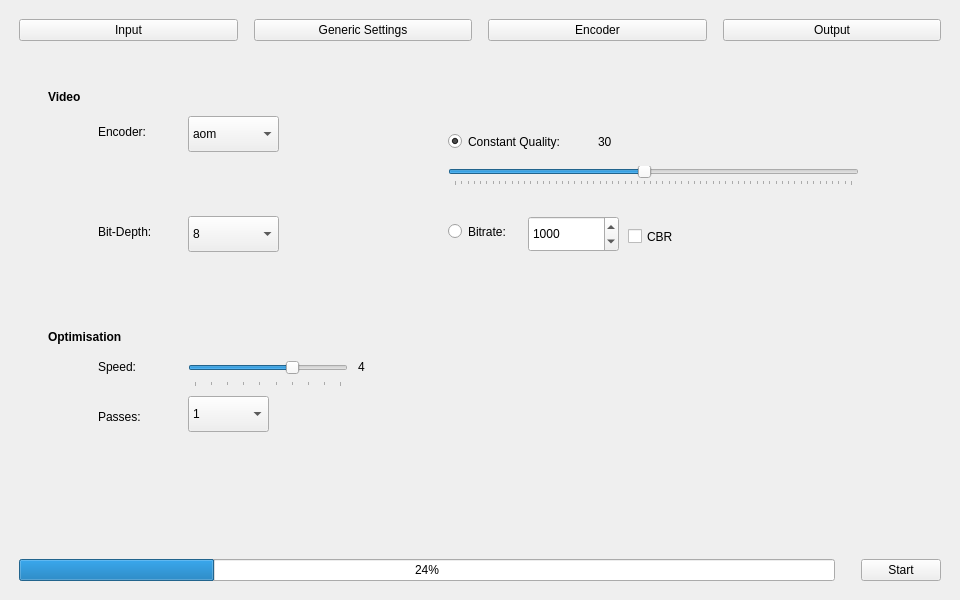
This is Av1an-Qt/form.ui in Alkl58/Av1an-Qt as Qt 5 draws it before an edit. The edited form follows.
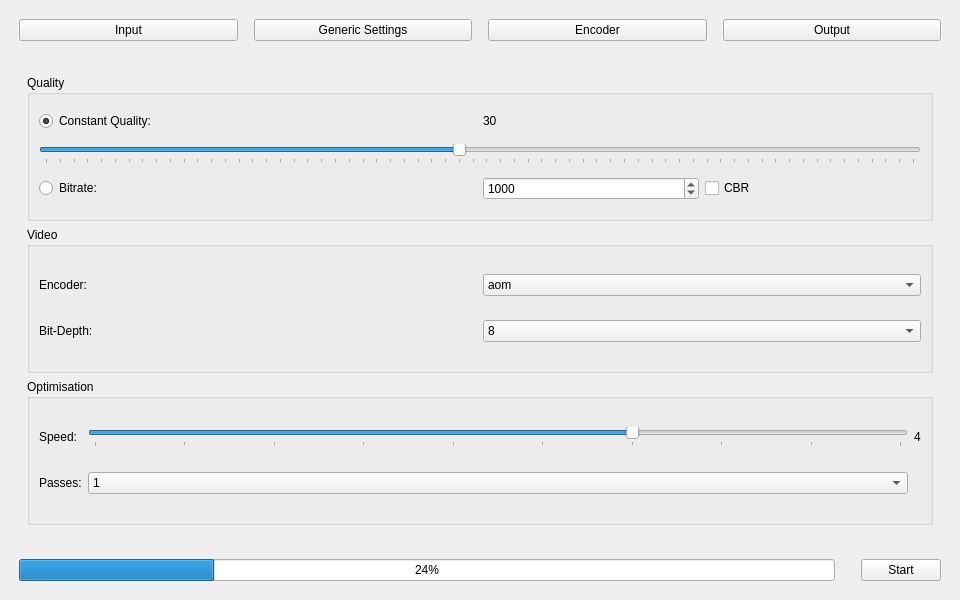
This is the edited form. The open tabs and pages were chosen to show the change.

Commit message: Encoder Tab

```diff
--- a/Av1an-Qt/form.ui
+++ b/Av1an-Qt/form.ui
@@ -429,105 +429,109 @@
          <layout class="QHBoxLayout" name="horizontalLayout">
           <item>
            <widget class="QWidget" name="widget_2" native="true">
+            <layout class="QVBoxLayout" name="verticalLayout_3">
+             <item>
+              <widget class="QGroupBox" name="groupBox_4">
+               <property name="title">
+                <string>Quality</string>
+               </property>
+               <layout class="QGridLayout" name="gridLayout_4">
+                <item row="4" column="3">
+                 <widget class="QCheckBox" name="checkBoxCBR">
+                  <property name="text">
+                   <string>CBR</string>
+                  </property>
+                 </widget>
+                </item>
+                <item row="1" column="0" colspan="4">
+                 <widget class="QSlider" name="horizontalSliderQuality">
+                  <property name="maximum">
+                   <number>63</number>
+                  </property>
+                  <property name="value">
+                   <number>30</number>
+                  </property>
+                  <property name="tracking">
+                   <bool>true</bool>
+                  </property>
+                  <property name="orientation">
+                   <enum>Qt::Horizontal</enum>
+                  </property>
+                  <property name="invertedAppearance">
+                   <bool>false</bool>
+                  </property>
+                  <property name="invertedControls">
+                   <bool>true</bool>
+                  </property>
+                  <property name="tickPosition">
+                   <enum>QSlider::TicksBelow</enum>
+                  </property>
+                  <property name="tickInterval">
+                   <number>1</number>
+                  </property>
+                 </widget>
+                </item>
+                <item row="0" column="0" colspan="2">
+                 <widget class="QRadioButton" name="radioButtonConstantQ">
+                  <property name="text">
+                   <string>Constant Quality:</string>
+                  </property>
+                  <property name="checked">
+                   <bool>true</bool>
+                  </property>
+                 </widget>
+                </item>
+                <item row="0" column="2" colspan="2">
+                 <widget class="QLabel" name="labelQuality">
+                  <property name="text">
+                   <string>30</string>
+                  </property>
+                 </widget>
+                </item>
+                <item row="4" column="2">
+                 <widget class="QSpinBox" name="spinBoxBitrate">
+                  <property name="minimum">
+                   <number>1</number>
+                  </property>
+                  <property name="maximum">
+                   <number>100000</number>
+                  </property>
+                  <property name="singleStep">
+                   <number>10</number>
+                  </property>
+                  <property name="value">
+                   <number>1000</number>
+                  </property>
+                 </widget>
+                </item>
+                <item row="4" column="0">
+                 <widget class="QRadioButton" name="radioButtonBitrate">
+                  <property name="text">
+                   <string>Bitrate:</string>
+                  </property>
+                  <property name="checked">
+                   <bool>false</bool>
+                  </property>
+                 </widget>
+                </item>
+               </layout>
+              </widget>
+             </item>
+             <item>
+              <widget class="QGroupBox" name="groupBox_3">
+               <property name="title">
+                <string>Video</string>
+               </property>
+               <layout class="QGridLayout" name="gridLayout_3">
+                <item row="0" column="0">
             <widget class="QLabel" name="labelEncoder">
-             <property name="geometry">
-              <rect>
-               <x>80</x>
-               <y>50</y>
-               <width>67</width>
-               <height>31</height>
-              </rect>
-             </property>
              <property name="text">
               <string>Encoder:</string>
              </property>
             </widget>
-            <widget class="QComboBox" name="comboBoxPasses">
-             <property name="geometry">
-              <rect>
-               <x>170</x>
-               <y>330</y>
-               <width>81</width>
-               <height>36</height>
-              </rect>
-             </property>
-             <item>
-              <property name="text">
-               <string>1</string>
-              </property>
-             </item>
-             <item>
-              <property name="text">
-               <string>2</string>
-              </property>
-             </item>
-            </widget>
-            <widget class="QLabel" name="labelSpeed">
-             <property name="geometry">
-              <rect>
-               <x>340</x>
-               <y>280</y>
-               <width>111</width>
-               <height>41</height>
-              </rect>
-             </property>
-             <property name="text">
-              <string>4</string>
-             </property>
-            </widget>
-            <widget class="QLabel" name="label">
-             <property name="geometry">
-              <rect>
-               <x>30</x>
-               <y>20</y>
-               <width>67</width>
-               <height>22</height>
-              </rect>
-             </property>
-             <property name="font">
-              <font>
-               <weight>75</weight>
-               <bold>true</bold>
-              </font>
-             </property>
-             <property name="text">
-              <string>Video</string>
-             </property>
-            </widget>
-            <widget class="QComboBox" name="comboBoxBitDepth">
-             <property name="geometry">
-              <rect>
-               <x>170</x>
-               <y>150</y>
-               <width>91</width>
-               <height>36</height>
-              </rect>
-             </property>
-             <item>
-              <property name="text">
-               <string>8</string>
-              </property>
-             </item>
-             <item>
-              <property name="text">
-               <string>10</string>
-              </property>
-             </item>
-             <item>
-              <property name="text">
-               <string>12</string>
-              </property>
-             </item>
-            </widget>
+                </item>
+                <item row="0" column="1">
             <widget class="QComboBox" name="comboBoxEncoder">
-             <property name="geometry">
-              <rect>
-               <x>170</x>
-               <y>50</y>
-               <width>91</width>
-               <height>36</height>
-              </rect>
-             </property>
              <item>
               <property name="text">
                <string>aom</string>
@@ -543,14 +547,20 @@
                <string>svt-av1</string>
               </property>
              </item>
-             <item>
+                 </widget>
+                </item>
+                <item row="1" column="0">
+                 <widget class="QLabel" name="labelBitDepth">
               <property name="text">
-               <string>svt-vp9</string>
-              </property>
-             </item>
+                   <string>Bit-Depth:</string>
+                  </property>
+                 </widget>
+                </item>
+                <item row="1" column="1">
+                 <widget class="QComboBox" name="comboBoxBitDepth">
              <item>
               <property name="text">
-               <string>vpx-vp9</string>
+                    <string>8</string>
               </property>
              </item>
              <item>
@@ -564,118 +574,25 @@
               </property>
              </item>
             </widget>
-            <widget class="QLabel" name="labelQuality">
-             <property name="geometry">
-              <rect>
-               <x>580</x>
-               <y>60</y>
-               <width>67</width>
-               <height>31</height>
-              </rect>
-             </property>
-             <property name="text">
-              <string>30</string>
-             </property>
-            </widget>
-            <widget class="QLabel" name="labelEncoder_3">
-             <property name="geometry">
-              <rect>
-               <x>80</x>
-               <y>340</y>
-               <width>67</width>
-               <height>21</height>
-              </rect>
-             </property>
-             <property name="text">
-              <string>Passes:</string>
-             </property>
-            </widget>
-            <widget class="QCheckBox" name="checkBoxCBR">
-             <property name="geometry">
-              <rect>
-               <x>610</x>
-               <y>150</y>
-               <width>97</width>
-               <height>41</height>
-              </rect>
-             </property>
-             <property name="text">
-              <string>CBR</string>
-             </property>
-            </widget>
-            <widget class="QRadioButton" name="radioButtonBitrate">
-             <property name="geometry">
-              <rect>
-               <x>430</x>
-               <y>140</y>
-               <width>151</width>
-               <height>51</height>
-              </rect>
-             </property>
-             <property name="text">
-              <string>Bitrate:</string>
-             </property>
-             <property name="checked">
-              <bool>false</bool>
-             </property>
-            </widget>
-            <widget class="QLabel" name="label_3">
-             <property name="geometry">
-              <rect>
-               <x>30</x>
-               <y>260</y>
-               <width>101</width>
-               <height>22</height>
-              </rect>
-             </property>
-             <property name="font">
-              <font>
-               <weight>75</weight>
-               <bold>true</bold>
-              </font>
-             </property>
-             <property name="text">
+                </item>
+               </layout>
+              </widget>
+             </item>
+             <item>
+              <widget class="QGroupBox" name="groupBox_5">
+               <property name="title">
               <string>Optimisation</string>
              </property>
-            </widget>
+               <layout class="QGridLayout" name="gridLayout_5">
+                <item row="0" column="0">
             <widget class="QLabel" name="labelEncoder_2">
-             <property name="geometry">
-              <rect>
-               <x>80</x>
-               <y>290</y>
-               <width>67</width>
-               <height>21</height>
-              </rect>
-             </property>
              <property name="text">
               <string>Speed:</string>
              </property>
             </widget>
-            <widget class="QRadioButton" name="radioButtonConstantQ">
-             <property name="geometry">
-              <rect>
-               <x>430</x>
-               <y>60</y>
-               <width>151</width>
-               <height>31</height>
-              </rect>
-             </property>
-             <property name="text">
-              <string>Constant Quality:</string>
-             </property>
-             <property name="checked">
-              <bool>true</bool>
-             </property>
-            </widget>
+                </item>
+                <item row="0" column="1">
             <widget class="QSlider" name="horizontalSliderSpeed">
-             <property name="geometry">
-              <rect>
-               <x>170</x>
-               <y>290</y>
-               <width>160</width>
-               <height>31</height>
-              </rect>
-             </property>
              <property name="maximum">
               <number>9</number>
              </property>
@@ -692,75 +609,39 @@
               <number>1</number>
              </property>
             </widget>
-            <widget class="QLabel" name="labelBitDepth">
-             <property name="geometry">
-              <rect>
-               <x>80</x>
-               <y>150</y>
-               <width>81</width>
-               <height>31</height>
-              </rect>
-             </property>
+                </item>
+                <item row="0" column="2">
+                 <widget class="QLabel" name="labelSpeed">
              <property name="text">
-              <string>Bit-Depth:</string>
-             </property>
-            </widget>
-            <widget class="QSpinBox" name="spinBoxBitrate">
-             <property name="geometry">
-              <rect>
-               <x>510</x>
-               <y>150</y>
-               <width>91</width>
-               <height>36</height>
-              </rect>
-             </property>
-             <property name="minimum">
-              <number>1</number>
-             </property>
-             <property name="maximum">
-              <number>100000</number>
-             </property>
-             <property name="singleStep">
-              <number>10</number>
-             </property>
-             <property name="value">
-              <number>1000</number>
-             </property>
-            </widget>
-            <widget class="QSlider" name="horizontalSliderQuality">
-             <property name="geometry">
-              <rect>
-               <x>430</x>
-               <y>100</y>
-               <width>411</width>
-               <height>20</height>
-              </rect>
-             </property>
-             <property name="maximum">
-              <number>63</number>
-             </property>
-             <property name="value">
-              <number>30</number>
-             </property>
-             <property name="tracking">
-              <bool>true</bool>
-             </property>
-             <property name="orientation">
-              <enum>Qt::Horizontal</enum>
-             </property>
-             <property name="invertedAppearance">
-              <bool>false</bool>
-             </property>
-             <property name="invertedControls">
-              <bool>true</bool>
-             </property>
-             <property name="tickPosition">
-              <enum>QSlider::TicksBelow</enum>
-             </property>
-             <property name="tickInterval">
-              <number>1</number>
-             </property>
-            </widget>
+                   <string>4</string>
+                  </property>
+                 </widget>
+                </item>
+                <item row="1" column="0">
+                 <widget class="QLabel" name="labelEncoder_3">
+                  <property name="text">
+                   <string>Passes:</string>
+                  </property>
+                 </widget>
+                </item>
+                <item row="1" column="1">
+                 <widget class="QComboBox" name="comboBoxPasses">
+                  <item>
+                   <property name="text">
+                    <string>1</string>
+                   </property>
+                  </item>
+                  <item>
+                   <property name="text">
+                    <string>2</string>
+                   </property>
+                  </item>
+                 </widget>
+                </item>
+               </layout>
+              </widget>
+             </item>
+            </layout>
            </widget>
           </item>
          </layout>
```
Left out of the diff: 8 changed lines with no effect on the pictures. Lines whose indentation alone changed are shown as unchanged.
